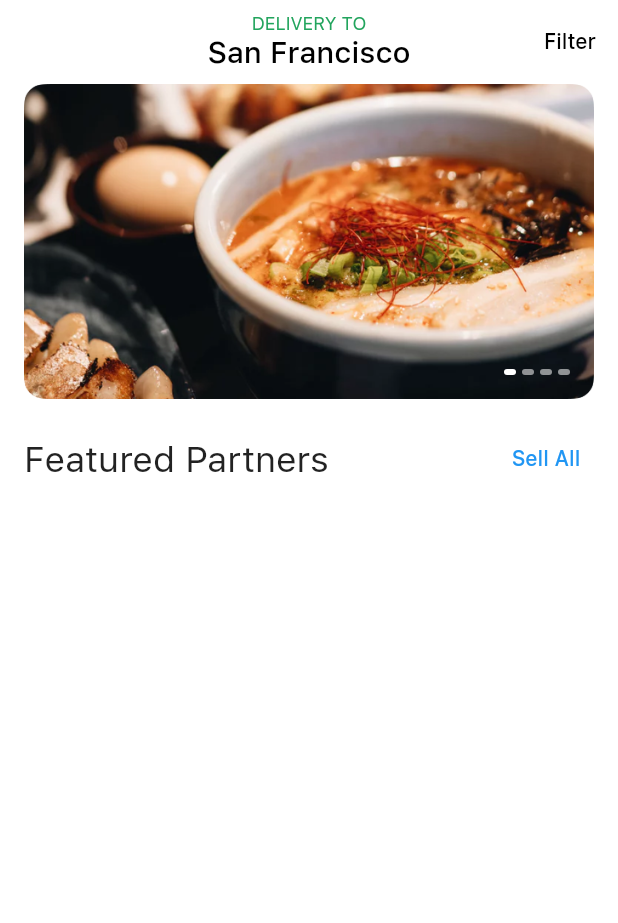
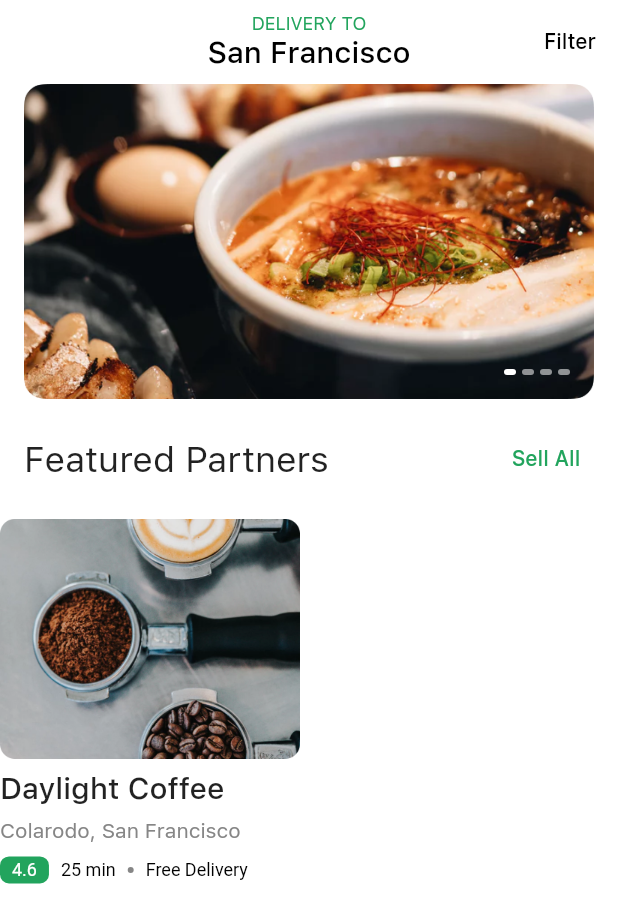
Before and after one commit to rubydenial/food_ui, a Flutter app: the screen it shows after launch, on a phone screen of 412 x 824 dp. Shown: the top 923 px of the screen. Run offline on Flutter 3.47's test engine with Material 2 defaults, Android fonts, the phone set to English and light mode, and no system bars.

Commit message:
Time: 14.14

```diff
--- /dev/null
+++ b/lib/screens/home/components/section_title_w.dart
@@ -0,0 +1,24 @@
+import 'package:flutter/material.dart';
+import 'package:food_ui/constants.dart';
+
+class SectionTitleW extends StatelessWidget {
+  const SectionTitleW({Key? key, required this.title, required this.press}) : super(key: key);
+
+  final String title;
+  final VoidCallback press;
+
+  @override
+  Widget build(BuildContext context) {
+    return Row(
+      mainAxisAlignment: MainAxisAlignment.spaceBetween,
+      children: <Widget>[
+        Text(title, style: Theme.of(context).textTheme.headline5),
+        TextButton(
+          style: TextButton.styleFrom(primary: kActiveColor),
+          child: const Text('Sell All'),
+          onPressed: press,
+        )
+      ],
+    );
+  }
+}
--- a/lib/screens/home/home_s.dart
+++ b/lib/screens/home/home_s.dart
@@ -1,6 +1,8 @@
 import 'package:flutter/material.dart';
 import 'package:food_ui/constants.dart';
+import 'package:food_ui/demo_data.dart';
 import 'package:food_ui/screens/home/components/image_carousel.dart';
+import 'package:food_ui/screens/home/components/section_title_w.dart';
 
 class HomeS extends StatelessWidget {
   const HomeS({Key? key}) : super(key: key);
@@ -44,7 +46,64 @@ class HomeS extends StatelessWidget {
           SliverPadding(
             padding: const EdgeInsets.all(defaultPadding),
             sliver: SliverToBoxAdapter(
-              child: SectionTitle(title: 'Featured Partners', press: () {}),
+              child: SectionTitleW(title: 'Featured Partners', press: () {}),
+            ),
+          ),
+          SliverToBoxAdapter(
+            child: Row(
+              children: [
+                Column(
+                  crossAxisAlignment: CrossAxisAlignment.start,
+                  children: [
+                    SizedBox(
+                      width: 200,
+                      child: AspectRatio(
+                        aspectRatio: 1.25,
+                        child: Image.asset("assets/images/medium_1.png"),
+                      ),
+                    ),
+                    const SizedBox(height: defaultPadding / 2),
+                    Text(
+                      demoMediumCardData[0]['name'],
+                      style: Theme.of(context).textTheme.headline6,
+                    ),
+                    Padding(
+                      padding: const EdgeInsets.symmetric(vertical: defaultPadding / 2),
+                      child: Text(
+                        demoMediumCardData[0]['location'],
+                        style: const TextStyle(color: kBodyTextColor),
+                      ),
+                    ),
+                    DefaultTextStyle(
+                      style: const TextStyle(color: Colors.black, fontSize: 12),
+                      child: Row(
+                        children: <Widget>[
+                          Container(
+                            padding: const EdgeInsets.symmetric(
+                              horizontal: defaultPadding / 2,
+                              vertical: defaultPadding / 8,
+                            ),
+                            decoration: const BoxDecoration(
+                              color: kActiveColor,
+                              borderRadius: BorderRadius.all(Radius.circular(6)),
+                            ),
+                            child: const Text('4.6', style: TextStyle(color: Colors.white)),
+                          ),
+                          const SizedBox(width: 8),
+                          const Text('25 min'),
+                          const SizedBox(width: 8),
+                          const CircleAvatar(
+                            radius: 2,
+                            backgroundColor: kBodyTextColor,
+                          ),
+                          const SizedBox(width: 8),
+                          const Text('Free Delivery'),
+                        ],
+                      ),
+                    )
+                  ],
+                ),
+              ],
             ),
           ),
         ],
@@ -52,25 +111,3 @@ class HomeS extends StatelessWidget {
     );
   }
 }
-
-class SectionTitle extends StatelessWidget {
-  const SectionTitle({Key? key, required this.title, required this.press}) : super(key: key);
-
-  final String title;
-  final VoidCallback press;
-
-  @override
-  Widget build(BuildContext context) {
-    return Row(
-      mainAxisAlignment: MainAxisAlignment.spaceBetween,
-      children: <Widget>[
-        Text(title, style: Theme.of(context).textTheme.headline5),
-        TextButton(
-          style: TextButton.styleFrom(),
-          child: const Text('Sell All'),
-          onPressed: press,
-        )
-      ],
-    );
-  }
-}
```
